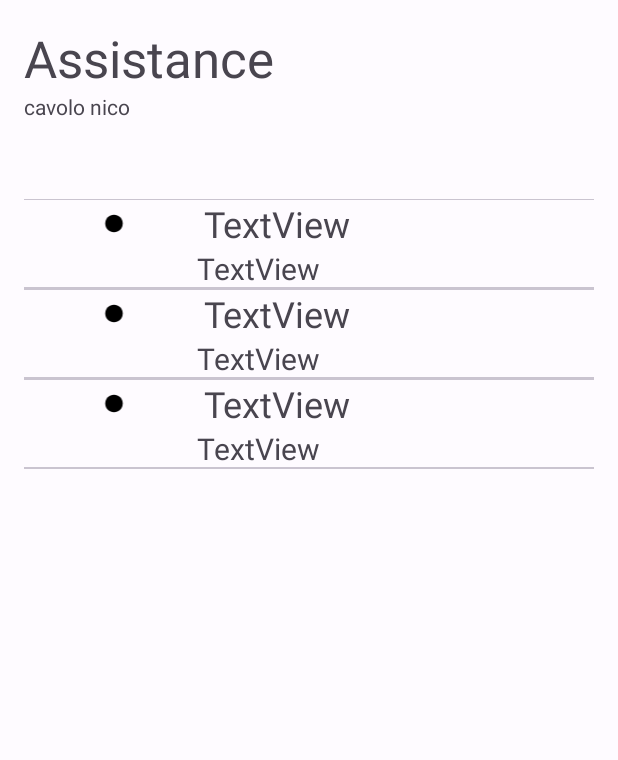
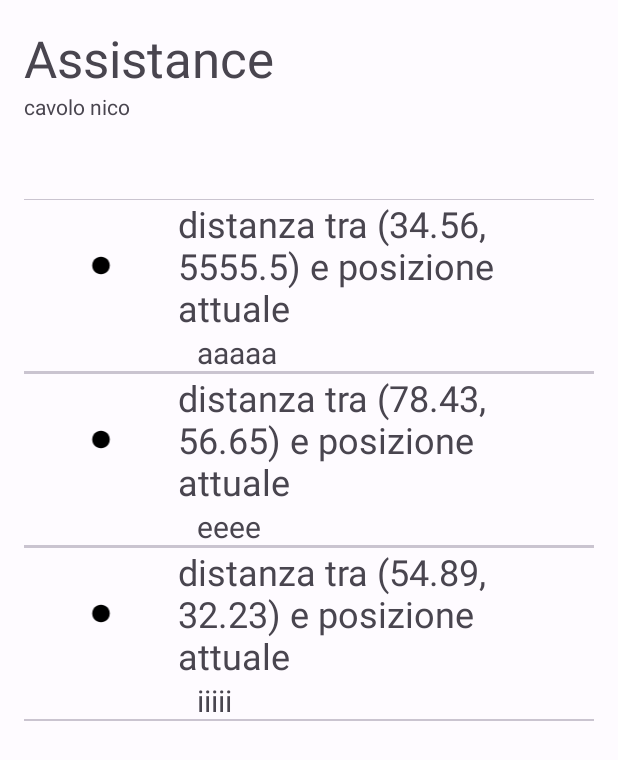
Before and after one commit to open-roboe/roboapp, an Android app: the fragment BoatInfoFragment shown on its own in the app's theme, on a phone screen of 412 x 824 dp. Shown: the top 760 px of the screen. Run offline under Robolectric (Android 15) with nearby library versions, the phone set to English and light mode, and no system bars; our stand-ins replace Room's generated code, data binding; 1 statement that could not run was skipped.

Commit message:
eliminato BoatInfoViewModel, utilizzeremo MapViewModel

```diff
--- a/app/src/main/java/it/halb/roboapp/ui/main/BoatInfoFragment.java
+++ b/app/src/main/java/it/halb/roboapp/ui/main/BoatInfoFragment.java
@@ -40,9 +40,9 @@ public class BoatInfoFragment extends Fragment {
     public void onViewCreated(@NonNull View view, @Nullable Bundle savedInstanceState) {
         super.onViewCreated(view, savedInstanceState);
         //ViewModel initialization
-        BoatInfoViewModel model = new ViewModelProvider(this).get(BoatInfoViewModel.class);
+        MapViewModel model = new ViewModelProvider(this).get(MapViewModel.class);
         binding.setLifecycleOwner(this.getViewLifecycleOwner());
-        binding.setBoatInfoViewModel(model);
+        binding.setMapViewModel(model);
 
         binding.boatsRecyclerView.setLayoutManager(new LinearLayoutManager(this.getContext()));
         binding.boatsRecyclerView.setHasFixedSize(true);
@@ -54,62 +54,7 @@ public class BoatInfoFragment extends Fragment {
         });
 
         //test recyclerView
-        Boat a = new Boat("a", "b", 0.000, 0.2222);
-        Boat b = new Boat("a", "b", 0.000, 0.2222);
-        Boat c = new Boat("a", "b", 0.000, 0.2222);
-        a.setUsername("qaaaaaaaa");
-        b.setUsername("bbbbbbbbb");
-        c.setUsername("ccccccccc");
-        ArrayList<Boat> list = new ArrayList<Boat>();
-        list.add(a);
-        list.add(b);
-        list.add(c);
-        /*
-        Boat d = new Boat("a", "b", 0.000, 0.2222);
-        Boat e = new Boat("a", "b", 0.000, 0.2222);
-        Boat f = new Boat("a", "b", 0.000, 0.2222);
-        d.setUsername("qaaaaaaaa");
-        e.setUsername("bbbbbbbbb");
-        f.setUsername("ccccccccc");
-
-        list.add(d);
-        list.add(e);
-        list.add(f);
-        Boat g = new Boat("a", "b", 0.000, 0.2222);
-        Boat h = new Boat("a", "b", 0.000, 0.2222);
-        Boat i = new Boat("a", "b", 0.000, 0.2222);
-        g.setUsername("qaaaaaaaa");
-        h.setUsername("bbbbbbbbb");
-        i.setUsername("ccccccccc");
-
-        list.add(g);
-        list.add(h);
-        list.add(i);
-        Boat l = new Boat("a", "b", 0.000, 0.2222);
-        Boat m = new Boat("a", "b", 0.000, 0.2222);
-        Boat n = new Boat("a", "b", 0.000, 0.2222);
-        l.setUsername("qaaaaaaaa");
-        m.setUsername("bbbbbbbbb");
-        n.setUsername("ccccccccc");
-
-        list.add(l);
-        list.add(m);
-        list.add(n);
-        Boat p = new Boat("a", "b", 0.000, 0.2222);
-        Boat q = new Boat("a", "b", 0.000, 0.2222);
-        Boat r = new Boat("a", "b", 0.000, 0.2222);
-        p.setUsername("qaaaaaaaa");
-        q.setUsername("BBBBBBB");
-        r.setUsername("AAAAAAAAAA");
-
-        list.add(p);
-        list.add(q);
-        list.add(r);
-
-
-         */
-        adapter.submitList(list);
-
+        model.fakeData();
 
 
 
--- a/app/src/main/java/it/halb/roboapp/ui/main/BoatInfoViewModel.java
+++ /dev/null
@@ -1,33 +0,0 @@
-package it.halb.roboapp.ui.main;
-
-import android.app.Application;
-import androidx.annotation.NonNull;
-import androidx.lifecycle.AndroidViewModel;
-import androidx.lifecycle.LiveData;
-import androidx.lifecycle.MutableLiveData;
-
-import java.util.List;
-
-import it.halb.roboapp.dataLayer.RunningRegattaRepository;
-import it.halb.roboapp.dataLayer.localDataSource.Boat;
-
-
-public class BoatInfoViewModel extends AndroidViewModel {
-
-    //private final LiveData<List<Boat>> boats;
-    private final LiveData<List<Boat>> boats = new MutableLiveData<List<Boat>>() {};
-
-    private final RunningRegattaRepository runningRegattaRepository;
-
-    public BoatInfoViewModel(@NonNull Application application) {
-        super(application);
-        runningRegattaRepository = new RunningRegattaRepository(application);
-        //boats = runningRegattaRepository.getAllBoats();
-    }
-
-    public LiveData<List<Boat>> getBoats() {
-        return boats;
-    }
-
-
-}
--- a/app/src/main/java/it/halb/roboapp/ui/main/MapViewModel.java
+++ b/app/src/main/java/it/halb/roboapp/ui/main/MapViewModel.java
@@ -4,21 +4,98 @@ import android.app.Application;
 
 import androidx.annotation.NonNull;
 import androidx.lifecycle.AndroidViewModel;
+import androidx.lifecycle.LiveData;
 import androidx.lifecycle.MutableLiveData;
 
+import java.util.ArrayList;
+import java.util.List;
+
+import it.halb.roboapp.dataLayer.RunningRegattaRepository;
+import it.halb.roboapp.dataLayer.localDataSource.Boat;
 import it.halb.roboapp.dataLayer.localDataSource.Regatta;
 
 public class MapViewModel extends AndroidViewModel {
-
+    private final RunningRegattaRepository runningRegattaRepository;
     private final MutableLiveData<Regatta> race = new MutableLiveData<>();
-
-
+    private final MutableLiveData<List<Boat>> boats = new MutableLiveData<List<Boat>>() {};
+    //private final LiveData<List<Boat>> boats;
     public MapViewModel(@NonNull Application application) {
         super(application);
+        runningRegattaRepository = new RunningRegattaRepository(application);
+        //boats = runningRegattaRepository.getBoats();
     }
 
     public MutableLiveData<Regatta> getRace() {
         return race;
     }
+    public LiveData<List<Boat>> getBoats() {
+        return boats;
+    }
+
+
+
+
+
+
+
+
+    public void fakeData(){
+        Boat a = new Boat("aaaaa", "b", true,34.56, 5555.5, 8888);
+        Boat b = new Boat("eeee", "b", true,78.43, 56.65, 77777);
+        Boat c = new Boat("iiiii", "b", true, 54.89, 32.23, 999999);
+        //a.setUsername("aaaaaaaaa");
+        //b.setUsername("bbbbbbbbb");
+        //c.setUsername("ccccccccc");
+        ArrayList<Boat> list = new ArrayList<Boat>();
+        list.add(a);
+        list.add(b);
+        list.add(c);
+        /*
+        Boat d = new Boat("a", "b", 0.000, 0.2222);
+        Boat e = new Boat("a", "b", 0.000, 0.2222);
+        Boat f = new Boat("a", "b", 0.000, 0.2222);
+        d.setUsername("qaaaaaaaa");
+        e.setUsername("bbbbbbbbb");
+        f.setUsername("ccccccccc");
+
+        list.add(d);
+        list.add(e);
+        list.add(f);
+        Boat g = new Boat("a", "b", 0.000, 0.2222);
+        Boat h = new Boat("a", "b", 0.000, 0.2222);
+        Boat i = new Boat("a", "b", 0.000, 0.2222);
+        g.setUsername("qaaaaaaaa");
+        h.setUsername("bbbbbbbbb");
+        i.setUsername("ccccccccc");
+
+        list.add(g);
+        list.add(h);
+        list.add(i);
+        Boat l = new Boat("a", "b", 0.000, 0.2222);
+        Boat m = new Boat("a", "b", 0.000, 0.2222);
+        Boat n = new Boat("a", "b", 0.000, 0.2222);
+        l.setUsername("qaaaaaaaa");
+        m.setUsername("bbbbbbbbb");
+        n.setUsername("ccccccccc");
+
+        list.add(l);
+        list.add(m);
+        list.add(n);
+        Boat p = new Boat("a", "b", 0.000, 0.2222);
+        Boat q = new Boat("a", "b", 0.000, 0.2222);
+        Boat r = new Boat("a", "b", 0.000, 0.2222);
+        p.setUsername("qaaaaaaaa");
+        q.setUsername("BBBBBBB");
+        r.setUsername("AAAAAAAAAA");
+
+        list.add(p);
+        list.add(q);
+        list.add(r);
+
+
+         */
+        boats.setValue(list);
+
+    }
 
 }
--- a/app/src/main/java/it/halb/roboapp/ui/main/adapters/BoatsListAdapter.java
+++ b/app/src/main/java/it/halb/roboapp/ui/main/adapters/BoatsListAdapter.java
@@ -14,6 +14,7 @@ import androidx.recyclerview.widget.RecyclerView;
 
 import it.halb.roboapp.R;
 import it.halb.roboapp.dataLayer.localDataSource.Boat;
+import it.halb.roboapp.dataLayer.localDataSource.Regatta;
 
 public class BoatsListAdapter extends ListAdapter<Boat, BoatsListAdapter.BoatsHolder> {
 
@@ -32,8 +33,7 @@ public class BoatsListAdapter extends ListAdapter<Boat, BoatsListAdapter.BoatsHo
         @Override
         public boolean areContentsTheSame(@NonNull Boat oldItem, @NonNull Boat newItem) {
             //we compare the content
-            //TODO: finire bene questo metodo
-            return true;
+            return oldItem.hashCode() == newItem.hashCode();
         }
     };
     @NonNull
@@ -49,7 +49,7 @@ public class BoatsListAdapter extends ListAdapter<Boat, BoatsListAdapter.BoatsHo
         Boat currentBoat = getItem(position);
         try{
             holder.user_online.setText(currentBoat.getUsername());
-            holder.distanza_metri.setText("distanza da calcolare");
+            holder.distanza_metri.setText("distanza tra (" + currentBoat.getLatitude() + ", " + currentBoat.getLongitude() + ") e posizione attuale");
         }
         catch (Exception e){
             e.printStackTrace();
@@ -59,6 +59,10 @@ public class BoatsListAdapter extends ListAdapter<Boat, BoatsListAdapter.BoatsHo
             Toast.makeText(v.getContext(), "Clicked: " + position, Toast.LENGTH_SHORT).show();
             Log.d("prova", "Clicked: " + position);
         });
+    }
+
+    public Boat getBoatAt(int position){
+        return getItem(position);
     }
 
     public class BoatsHolder extends RecyclerView.ViewHolder {
--- a/app/src/main/res/layout/boat_item.xml
+++ b/app/src/main/res/layout/boat_item.xml
@@ -1,10 +1,11 @@
 <?xml version="1.0" encoding="utf-8"?>
-<androidx.constraintlayout.widget.ConstraintLayout xmlns:android="http://schemas.android.com/apk/res/android"
-    xmlns:app="http://schemas.android.com/apk/res-auto"
-    xmlns:tools="http://schemas.android.com/tools"
-    android:layout_width="match_parent"
-    android:layout_height="wrap_content"
-    android:clickable="true">
+<androidx.constraintlayout.widget.ConstraintLayout
+        xmlns:tools="http://schemas.android.com/tools"
+        xmlns:android="http://schemas.android.com/apk/res/android"
+        xmlns:app="http://schemas.android.com/apk/res-auto"
+        android:clickable="true"
+        android:layout_width="wrap_content"
+        android:layout_height="wrap_content">
 
     <com.google.android.material.divider.MaterialDivider
         android:id="@+id/materialDivider"
@@ -40,7 +41,7 @@
                 android:layout_width="wrap_content"
                 android:layout_height="wrap_content"
                 android:layout_weight="15"
-                android:text="TextView"
+                android:text="distanza in metri"
                 android:textSize="24sp" />
         </LinearLayout>
 
@@ -49,7 +50,7 @@
             android:layout_width="match_parent"
             android:layout_height="wrap_content"
             android:paddingLeft="115dp"
-            android:text="TextView"
+            android:text="username della barca"
             android:textSize="20sp" />
 
     </LinearLayout>
--- a/app/src/main/res/layout/fragment_boat_info.xml
+++ b/app/src/main/res/layout/fragment_boat_info.xml
@@ -5,8 +5,8 @@
     >
     <data>
         <variable
-            name="boatInfoViewModel"
-            type="it.halb.roboapp.ui.main.BoatInfoViewModel" />
+            name="MapViewModel"
+            type="it.halb.roboapp.ui.main.MapViewModel" />
     </data>
 
 
```
